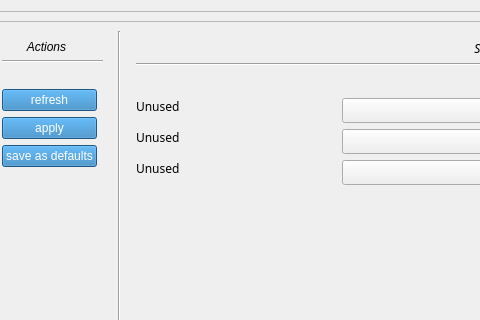
Qt form march_rqt_gait_selection/resource/gait_selection.ui (project-march/ProjectMarch) before a commit; both pictures show x 532 to 1012 and y 0 to 320 of the 1437 by 634 pixel window.
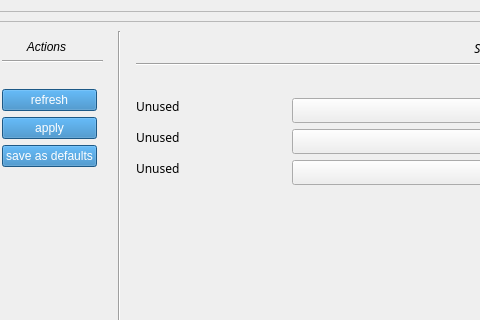
The same form after that commit.

Commit message: Reduced used space of the subgait name labels.

The edit to the form file:
```diff
--- a/march_rqt_gait_selection/resource/gait_selection.ui
+++ b/march_rqt_gait_selection/resource/gait_selection.ui
@@ -340,7 +340,7 @@
                </property>
                <property name="minimumSize">
                 <size>
-                 <width>200</width>
+                 <width>150</width>
                  <height>0</height>
                 </size>
                </property>
@@ -385,7 +385,7 @@
                </property>
                <property name="minimumSize">
                 <size>
-                 <width>200</width>
+                 <width>150</width>
                  <height>0</height>
                 </size>
                </property>
@@ -427,7 +427,7 @@
                </property>
                <property name="minimumSize">
                 <size>
-                 <width>200</width>
+                 <width>150</width>
                  <height>0</height>
                 </size>
                </property>
```
